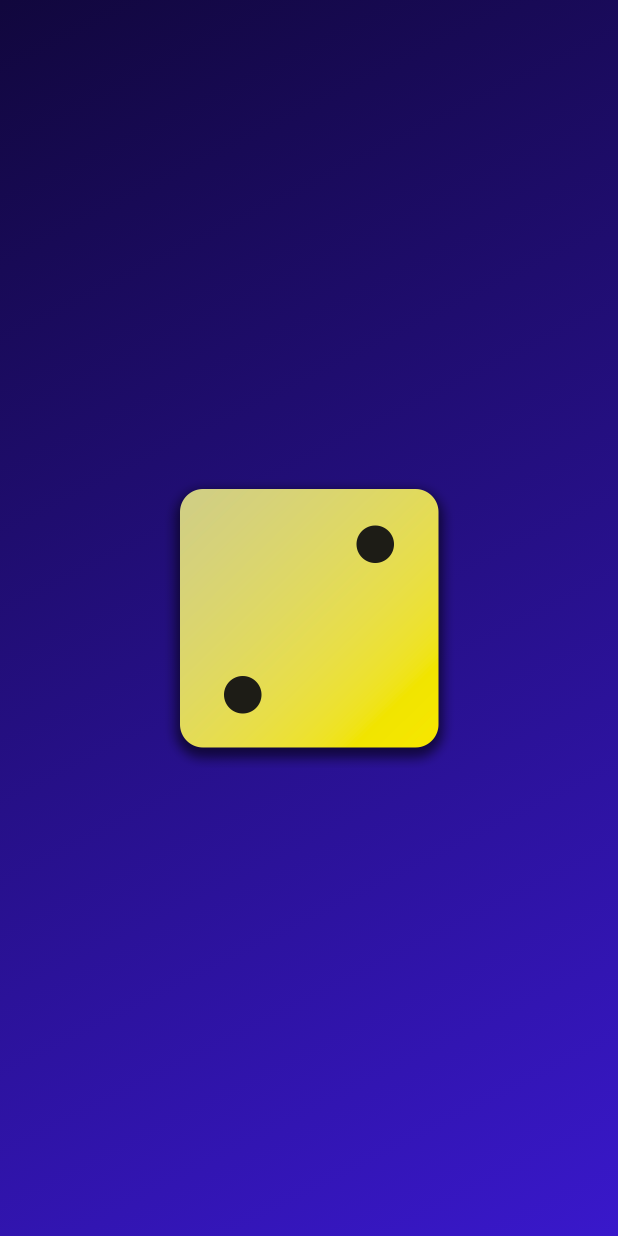
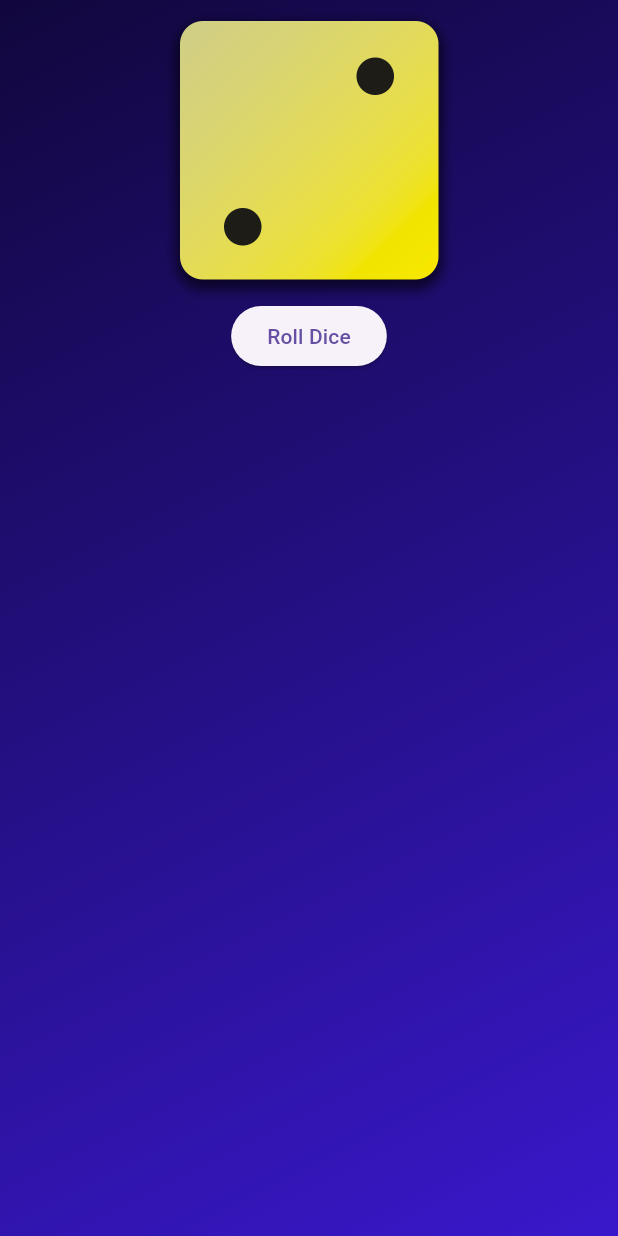
Before and after one commit to oBR1o/flutte_101, a Flutter app: the screen it shows after launch, on a phone screen of 412 x 824 dp. Run offline on Flutter 3.47's test engine with Material 3 defaults, Android fonts, the phone set to English and light mode, and no system bars.

Commit message:
Adding Button

```diff
--- a/lib/gradient_container.dart
+++ b/lib/gradient_container.dart
@@ -1,7 +1,6 @@
 import 'package:flutter/material.dart';
 
-const startAlignment =
-    Alignment.topLeft; // use const because position can be locked
+const startAlignment = Alignment.topLeft; // use const because position can be locked
 const endAlignment = Alignment.bottomRight;
 
 class GradientContainer extends StatelessWidget {
@@ -18,6 +17,10 @@ class GradientContainer extends StatelessWidget {
   final Color colors1;
   final Color colors2;
 
+  void rollDice(){
+
+  }
+
   @override
   Widget build(context) {
     return Container(
@@ -32,9 +35,14 @@ class GradientContainer extends StatelessWidget {
         ),
       ),
       child: Center(
-        child: Image.asset(
-          'assets/images/dice-2.png',
-          width: 200,
+        child: Column(
+          children: [
+            Image.asset(
+              'assets/images/dice-2.png',
+              width: 200,
+            ),
+            ElevatedButton(onPressed: rollDice, child: const Text('Roll Dice'))
+          ],
         ),
       ),
     );
```
